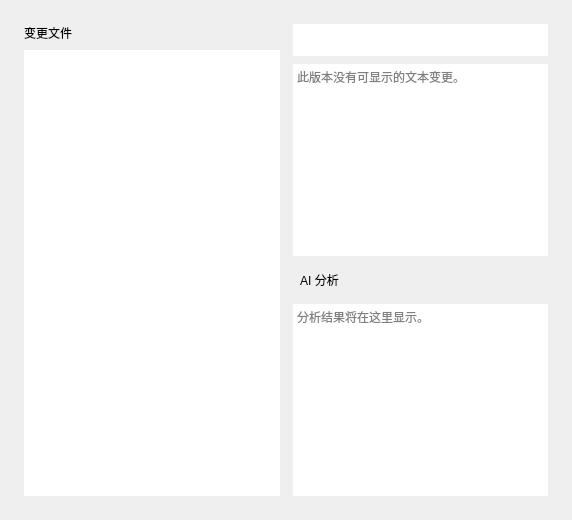
Above: windows/mainwindow_child/homepage/pages/homepage_page_diff.ui from Zao-chen/ZcVersionBox before the change. Below: the same form after it.
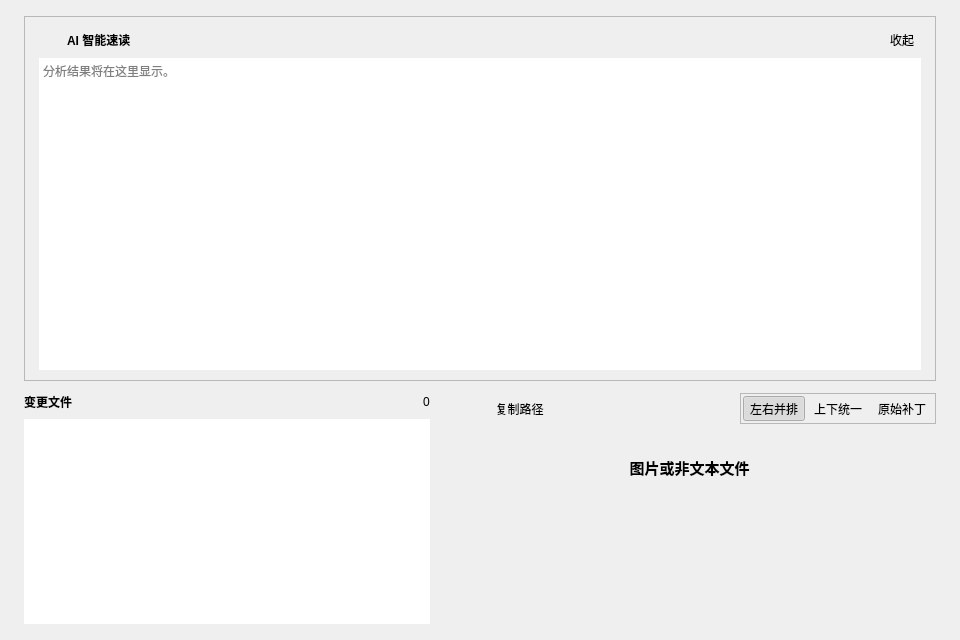
That is the form after the change. The open tabs and pages were chosen to show the change.

Commit message: feat(diff): 重构版本对比界面，支持左右并排、上下流式与顶部 AI 速读

What changed in the file:
```diff
--- a/windows/mainwindow_child/homepage/pages/homepage_page_diff.ui
+++ b/windows/mainwindow_child/homepage/pages/homepage_page_diff.ui
@@ -2,22 +2,156 @@
 <ui version="4.0">
  <class>HomePageDiffPage</class>
  <widget class="QWidget" name="HomePageDiffPage">
-   <layout class="QVBoxLayout" name="pageLayout" stretch="1">
-   <property name="leftMargin">
-    <number>24</number>
-   </property>
-   <property name="topMargin">
-    <number>24</number>
-   </property>
-   <property name="rightMargin">
-    <number>24</number>
-   </property>
-   <property name="bottomMargin">
-    <number>24</number>
-   </property>
+  <property name="geometry">
+   <rect>
+    <x>0</x>
+    <y>0</y>
+    <width>960</width>
+    <height>640</height>
+   </rect>
+  </property>
+  <layout class="QVBoxLayout" name="pageLayout">
    <property name="spacing">
     <number>12</number>
    </property>
+   <property name="leftMargin">
+    <number>24</number>
+   </property>
+   <property name="topMargin">
+    <number>16</number>
+   </property>
+   <property name="rightMargin">
+    <number>24</number>
+   </property>
+   <property name="bottomMargin">
+    <number>16</number>
+   </property>
+   <item>
+    <widget class="QFrame" name="aiCard">
+     <property name="frameShape">
+      <enum>QFrame::StyledPanel</enum>
+     </property>
+     <property name="frameShadow">
+      <enum>QFrame::Plain</enum>
+     </property>
+     <layout class="QVBoxLayout" name="aiCardLayout">
+      <property name="leftMargin">
+       <number>14</number>
+      </property>
+      <property name="topMargin">
+       <number>10</number>
+      </property>
+      <property name="rightMargin">
+       <number>14</number>
+      </property>
+      <property name="bottomMargin">
+       <number>10</number>
+      </property>
+      <property name="spacing">
+       <number>6</number>
+      </property>
+      <item>
+       <layout class="QHBoxLayout" name="aiHeaderLayout">
+        <property name="spacing">
+         <number>8</number>
+        </property>
+        <item>
+         <widget class="QLabel" name="aiIcon">
+          <property name="minimumSize">
+           <size>
+            <width>20</width>
+            <height>20</height>
+           </size>
+          </property>
+          <property name="maximumSize">
+           <size>
+            <width>20</width>
+            <height>20</height>
+           </size>
+          </property>
+          <property name="alignment">
+           <set>Qt::AlignCenter</set>
+          </property>
+         </widget>
+        </item>
+        <item>
+         <widget class="QLabel" name="aiTitle">
+          <property name="font">
+           <font>
+            <bold>true</bold>
+           </font>
+          </property>
+          <property name="text">
+           <string>AI 智能速读</string>
+          </property>
+         </widget>
+        </item>
+        <item>
+         <widget class="QLabel" name="aiStatus">
+          <property name="text">
+           <string/>
+          </property>
+         </widget>
+        </item>
+        <item>
+         <spacer name="aiTitleSpacer">
+          <property name="orientation">
+           <enum>Qt::Horizontal</enum>
+          </property>
+          <property name="sizeHint" stdset="0">
+           <size>
+            <width>0</width>
+            <height>0</height>
+           </size>
+          </property>
+         </spacer>
+        </item>
+        <item>
+         <widget class="QToolButton" name="expandAnalysisButton">
+          <property name="text">
+           <string>收起</string>
+          </property>
+          <property name="autoRaise">
+           <bool>true</bool>
+          </property>
+         </widget>
+        </item>
+       </layout>
+      </item>
+      <item>
+       <widget class="QWidget" name="analysisContent">
+        <layout class="QVBoxLayout" name="analysisLayout">
+         <property name="leftMargin">
+          <number>0</number>
+         </property>
+         <property name="topMargin">
+          <number>0</number>
+         </property>
+         <property name="rightMargin">
+          <number>0</number>
+         </property>
+         <property name="bottomMargin">
+          <number>0</number>
+         </property>
+         <item>
+          <widget class="QPlainTextEdit" name="analysis">
+           <property name="readOnly">
+            <bool>true</bool>
+           </property>
+           <property name="frameShape">
+            <enum>QFrame::NoFrame</enum>
+           </property>
+           <property name="placeholderText">
+            <string>分析结果将在这里显示。</string>
+           </property>
+          </widget>
+         </item>
+        </layout>
+       </widget>
+      </item>
+     </layout>
+    </widget>
+   </item>
    <item>
     <widget class="QSplitter" name="splitter">
      <property name="orientation">
@@ -29,11 +163,11 @@
      <widget class="QWidget" name="filesPane">
       <property name="minimumSize">
        <size>
-        <width>160</width>
+        <width>180</width>
         <height>0</height>
        </size>
       </property>
-      <layout class="QVBoxLayout" name="filesLayout" stretch="0,1">
+      <layout class="QVBoxLayout" name="filesLayout">
        <property name="leftMargin">
         <number>0</number>
        </property>
@@ -49,15 +183,41 @@
        <property name="spacing">
         <number>8</number>
        </property>
+       <item>
+        <layout class="QHBoxLayout" name="filesHeaderLayout">
        <item>
         <widget class="QLabel" name="filesLabel">
+           <property name="font">
+            <font>
+             <bold>true</bold>
+            </font>
+           </property>
          <property name="text">
           <string>变更文件</string>
          </property>
-         <property name="textFormat">
-          <enum>Qt::PlainText</enum>
-         </property>
-        </widget>
+          </widget>
+         </item>
+         <item>
+          <spacer name="filesSpacer">
+           <property name="orientation">
+            <enum>Qt::Horizontal</enum>
+           </property>
+           <property name="sizeHint" stdset="0">
+            <size>
+             <width>0</width>
+             <height>0</height>
+            </size>
+           </property>
+          </spacer>
+         </item>
+         <item>
+          <widget class="QLabel" name="filesCount">
+           <property name="text">
+            <string>0</string>
+           </property>
+          </widget>
+         </item>
+        </layout>
        </item>
        <item>
         <widget class="QListView" name="files">
@@ -70,12 +230,6 @@
          <property name="uniformItemSizes">
           <bool>true</bool>
          </property>
-         <property name="minimumSize">
-          <size>
-           <width>0</width>
-           <height>0</height>
-          </size>
-         </property>
         </widget>
        </item>
       </layout>
@@ -87,7 +241,7 @@
         <height>0</height>
        </size>
       </property>
-      <layout class="QVBoxLayout" name="editorLayout" stretch="0,1,0,0">
+      <layout class="QVBoxLayout" name="editorLayout">
        <property name="leftMargin">
         <number>6</number>
        </property>
@@ -104,27 +258,192 @@
         <number>8</number>
        </property>
        <item>
-        <widget class="QLineEdit" name="filePath">
-         <property name="placeholderText">
+        <widget class="QFrame" name="editorToolbar">
+         <property name="frameShape">
+          <enum>QFrame::NoFrame</enum>
+         </property>
+         <layout class="QHBoxLayout" name="editorToolbarLayout">
+          <property name="leftMargin">
+           <number>0</number>
+          </property>
+          <property name="topMargin">
+           <number>0</number>
+          </property>
+          <property name="rightMargin">
+           <number>0</number>
+          </property>
+          <property name="bottomMargin">
+           <number>0</number>
+          </property>
+          <property name="spacing">
+           <number>8</number>
+          </property>
+          <item>
+           <widget class="QLabel" name="currentFilePath">
+            <property name="font">
+             <font>
+              <bold>true</bold>
+             </font>
+            </property>
+            <property name="text">
           <string/>
          </property>
-         <property name="accessibleName">
+           </widget>
+          </item>
+          <item>
+           <widget class="QLabel" name="fileStatusBadge">
+            <property name="text">
           <string/>
          </property>
-         <property name="minimumSize">
+           </widget>
+          </item>
+          <item>
+           <widget class="QLabel" name="fileStatsBadge">
+            <property name="text">
+             <string/>
+            </property>
+           </widget>
+          </item>
+          <item>
+           <widget class="QToolButton" name="btnCopyPath">
+            <property name="toolTip">
+             <string>复制路径</string>
+            </property>
+            <property name="text">
+             <string>复制路径</string>
+            </property>
+            <property name="autoRaise">
+             <bool>true</bool>
+            </property>
+           </widget>
+          </item>
+          <item>
+           <spacer name="editorToolbarSpacer">
+            <property name="orientation">
+             <enum>Qt::Horizontal</enum>
+            </property>
+            <property name="sizeHint" stdset="0">
           <size>
            <width>0</width>
-           <height>32</height>
-          </size>
-         </property>
-         <property name="readOnly">
+              <height>0</height>
+             </size>
+            </property>
+           </spacer>
+          </item>
+          <item>
+           <widget class="QFrame" name="viewModeGroup">
+            <property name="frameShape">
+             <enum>QFrame::StyledPanel</enum>
+            </property>
+            <layout class="QHBoxLayout" name="viewModeLayout">
+             <property name="leftMargin">
+              <number>2</number>
+             </property>
+             <property name="topMargin">
+              <number>2</number>
+             </property>
+             <property name="rightMargin">
+              <number>2</number>
+             </property>
+             <property name="bottomMargin">
+              <number>2</number>
+             </property>
+             <property name="spacing">
+              <number>2</number>
+             </property>
+             <item>
+              <widget class="QToolButton" name="btnSideBySide">
+               <property name="text">
+                <string>左右并排</string>
+               </property>
+               <property name="checkable">
           <bool>true</bool>
          </property>
-         <property name="frame">
+               <property name="checked">
+                <bool>true</bool>
+               </property>
+               <property name="autoRaise">
+                <bool>true</bool>
+               </property>
+              </widget>
+             </item>
+             <item>
+              <widget class="QToolButton" name="btnUnified">
+               <property name="text">
+                <string>上下统一</string>
+               </property>
+               <property name="checkable">
+                <bool>true</bool>
+               </property>
+               <property name="autoRaise">
+                <bool>true</bool>
+               </property>
+              </widget>
+             </item>
+             <item>
+              <widget class="QToolButton" name="btnRaw">
+               <property name="text">
+                <string>原始补丁</string>
+               </property>
+               <property name="checkable">
+                <bool>true</bool>
+               </property>
+               <property name="autoRaise">
+                <bool>true</bool>
+               </property>
+              </widget>
+             </item>
+            </layout>
+           </widget>
+          </item>
+         </layout>
+        </widget>
+       </item>
+       <item>
+        <widget class="QStackedWidget" name="diffStack">
+         <property name="currentIndex">
+          <number>0</number>
+         </property>
+         <widget class="QWidget" name="visualPage">
+          <layout class="QVBoxLayout" name="visualPageLayout">
+           <property name="leftMargin">
+            <number>0</number>
+           </property>
+           <property name="topMargin">
+            <number>0</number>
+           </property>
+           <property name="rightMargin">
+            <number>0</number>
+           </property>
+           <property name="bottomMargin">
+            <number>0</number>
+           </property>
+           <item>
+            <widget class="QTextBrowser" name="visualBrowser">
+             <property name="frameShape">
+              <enum>QFrame::NoFrame</enum>
+             </property>
+             <property name="openExternalLinks">
           <bool>false</bool>
          </property>
         </widget>
        </item>
+          </layout>
+         </widget>
+         <widget class="QWidget" name="rawPage">
+          <layout class="QVBoxLayout" name="rawPageLayout">
+           <property name="leftMargin">
+            <number>0</number>
+           </property>
+           <property name="topMargin">
+            <number>0</number>
+           </property>
+           <property name="rightMargin">
+            <number>0</number>
+           </property>
+           <property name="bottomMargin">
+            <number>0</number>
+           </property>
        <item>
         <widget class="QPlainTextEdit" name="content">
          <property name="readOnly">
@@ -141,62 +460,65 @@
          </property>
         </widget>
        </item>
-       <item>
-        <layout class="QHBoxLayout" name="analysisHeaderLayout">
+          </layout>
+         </widget>
+         <widget class="QWidget" name="imagePage">
+          <layout class="QVBoxLayout" name="imagePageLayout">
+           <property name="spacing">
+            <number>12</number>
+           </property>
          <property name="leftMargin">
-          <number>0</number>
+            <number>16</number>
          </property>
          <property name="topMargin">
-          <number>0</number>
+            <number>24</number>
          </property>
          <property name="rightMargin">
-          <number>0</number>
+            <number>16</number>
          </property>
          <property name="bottomMargin">
-          <number>0</number>
-         </property>
-         <property name="spacing">
-          <number>8</number>
-         </property>
+            <number>24</number>
+           </property>
          <item>
-          <widget class="QToolButton" name="expandAnalysisButton">
-           <property name="text">
-            <string>AI 分析</string>
-           </property>
-           <property name="toolTip">
-            <string>AI 分析</string>
-           </property>
-           <property name="accessibleName">
-            <string>AI 分析</string>
-           </property>
-           <property name="autoRaise">
-            <bool>true</bool>
-           </property>
-           <property name="focusPolicy">
-            <enum>Qt::TabFocus</enum>
-           </property>
-           <property name="minimumSize">
-            <size>
-             <width>28</width>
-             <height>32</height>
-            </size>
-           </property>
+            <widget class="QLabel" name="imageNoticeTitle">
+             <property name="font">
+              <font>
+               <pointsize>11</pointsize>
+               <bold>true</bold>
+              </font>
+             </property>
+             <property name="alignment">
+              <set>Qt::AlignCenter</set>
+             </property>
+             <property name="text">
+              <string>图片或非文本文件</string>
+             </property>
+            </widget>
+           </item>
+           <item>
+            <widget class="QLabel" name="imageNoticeDesc">
+             <property name="alignment">
+              <set>Qt::AlignCenter</set>
+             </property>
+             <property name="text">
+              <string/>
+             </property>
           </widget>
          </item>
          <item>
-          <widget class="QLabel" name="analysisStatus">
+            <widget class="QLabel" name="imagePreview">
+             <property name="alignment">
+              <set>Qt::AlignCenter</set>
+             </property>
            <property name="text">
             <string/>
            </property>
-           <property name="textFormat">
-            <enum>Qt::PlainText</enum>
-           </property>
           </widget>
          </item>
          <item>
-          <spacer name="analysisSpace">
+            <spacer name="imageSpacer">
            <property name="orientation">
-            <enum>Qt::Horizontal</enum>
+              <enum>Qt::Vertical</enum>
            </property>
            <property name="sizeHint" stdset="0">
             <size>
@@ -207,39 +529,7 @@
           </spacer>
          </item>
         </layout>
-       </item>
-       <item>
-        <widget class="QWidget" name="analysisContent">
-         <layout class="QVBoxLayout" name="analysisLayout">
-          <property name="leftMargin">
-           <number>0</number>
-          </property>
-          <property name="topMargin">
-           <number>0</number>
-          </property>
-          <property name="rightMargin">
-           <number>0</number>
-          </property>
-          <property name="bottomMargin">
-           <number>0</number>
-          </property>
-          <property name="spacing">
-           <number>0</number>
-          </property>
-          <item>
-           <widget class="QPlainTextEdit" name="analysis">
-            <property name="readOnly">
-             <bool>true</bool>
-            </property>
-            <property name="frameShape">
-             <enum>QFrame::NoFrame</enum>
-            </property>
-            <property name="placeholderText">
-             <string>分析结果将在这里显示。</string>
-            </property>
-           </widget>
-          </item>
-         </layout>
+         </widget>
         </widget>
        </item>
       </layout>
@@ -248,13 +538,6 @@
    </item>
   </layout>
  </widget>
- <customwidgets>
-  <customwidget>
-   <class>oclero::qlementine::Label</class>
-   <extends>QLabel</extends>
-   <header>oclero/qlementine/widgets/Label.hpp</header>
-  </customwidget>
- </customwidgets>
  <resources/>
  <connections/>
 </ui>
```
Lines whose indentation alone changed are shown as unchanged. The commit also changes 2 other files.
